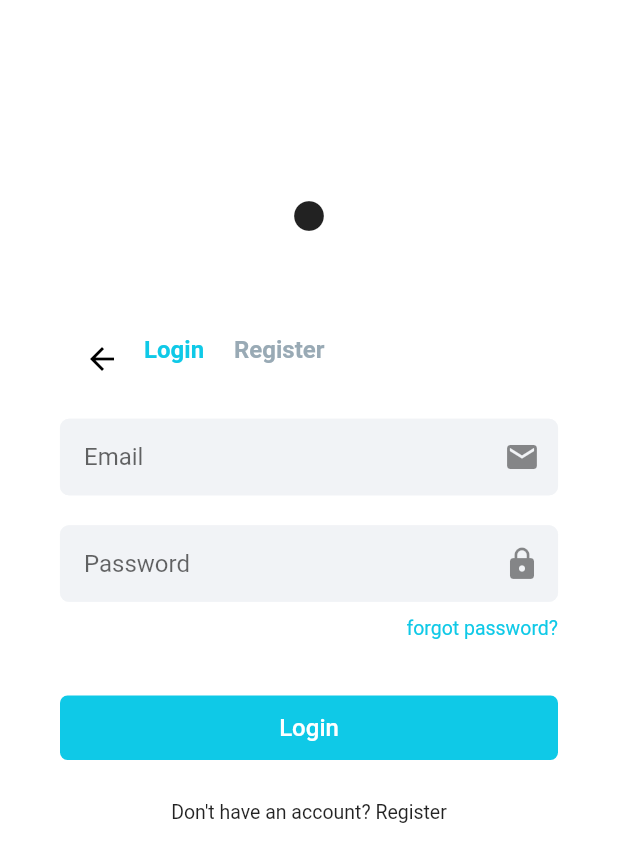
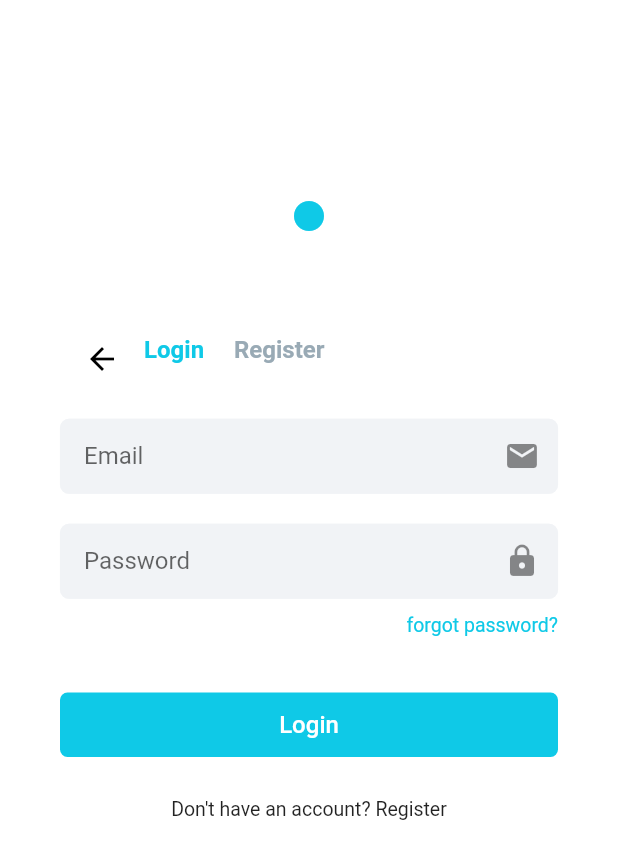
Before and after one commit to AymanProjects/SafeDine, a Flutter app: the AuthScreen screen opened directly, on a phone screen of 412 x 824 dp. Shown: the top 862 px of the screen. Run offline on Flutter 3.47's test engine with Material 2 defaults, Android fonts, the phone set to English and light mode, and no system bars; our stand-ins replace cached_network_image, cloud_firestore, firebase_auth, flash, flutter_screenutil, tab_indicator_styler; accounts and stored records are empty; network calls fail.

Commit message:
Updated bottons and fields to aviod null errors

```diff
--- a/lib/Screens/Authentication/AuthScreen.dart
+++ b/lib/Screens/Authentication/AuthScreen.dart
@@ -41,6 +41,8 @@ class _AuthScreenState extends State<AuthScreen>
                 child: Padding(
                     padding: EdgeInsets.only(top: 0),
                     child: AppLogo(
+                      color:
+                          Provider.of<AppTheme>(context, listen: false).primary,
                       size: 80,
                     )),
               ),
--- a/lib/Widgets/SafeDineButton.dart
+++ b/lib/Widgets/SafeDineButton.dart
@@ -5,19 +5,22 @@ class SafeDineButton extends StatelessWidget {
   final double fontSize;
   final Function function;
   final bool loading;
-  final Color color;
-  SafeDineButton({this.loading = false, this.text = '', this.function, @required this.fontSize,this.color});
+  Color color;
+  SafeDineButton({this.loading = false, this.text = '', this.function, this.fontSize=16,this.color});
 
   @override
   Widget build(BuildContext context) {
+    if(color==null)
+    color = Theme.of(context).primaryColor;
+
     return Container(
       width: double.infinity,
       child: FlatButton(
           shape: RoundedRectangleBorder(
               borderRadius: BorderRadius.all(Radius.circular(5))),
-          color: color == null ? Theme.of(context).primaryColor :
-          color,
-          disabledColor: Theme.of(context).primaryColor.withOpacity(0.3),
+          color: color,
+          highlightColor: Colors.black.withOpacity(0.15),
+          disabledColor: color.withOpacity(0.3),
           onPressed: loading ? null : function, //null to disable button
           child: Padding(
               padding: EdgeInsets.all(12),
--- a/lib/Widgets/SafeDineField.dart
+++ b/lib/Widgets/SafeDineField.dart
@@ -11,21 +11,29 @@ class SafeDineField extends StatelessWidget {
   final bool isEmail;
   final Icon icon;
   final bool enabled;
+  final double height;
+  final int maxLines;
   SafeDineField(
       {this.enabled = true,
       this.autoValidate = false,
-      this.hintText,
+      this.hintText = '',
       this.validator,
       this.onChanged,
+      this.height = 50,
       this.isPassword = false,
       this.isEmail = false,
-      this.icon});
+      this.icon,
+      this.maxLines = 1});
 
   @override
   Widget build(BuildContext context) {
-    return TextFormField(
+    return SizedBox(
+      height: height,
+      child: TextFormField(
         enabled: enabled,
-      style: TextStyle(fontSize: 16, ),
+        style: TextStyle(
+          fontSize: 16,
+        ),
         decoration: InputDecoration(
           hintText: hintText,
           errorMaxLines: 1,
@@ -34,20 +42,27 @@ class SafeDineField extends StatelessWidget {
           contentPadding: EdgeInsets.all(16.0),
           filled: true,
           fillColor: Provider.of<AppTheme>(context).darkWhite,
-
-        enabledBorder: border(context:context),
+          enabledBorder: border(context: context),
           focusedBorder: border(context: context, isSelected: true),
-        errorBorder: border(context:context),
-        disabledBorder: border(context:context),
+          errorBorder: border(context: context),
+          disabledBorder: border(context: context),
           focusedErrorBorder: border(context: context, isSelected: true),
         ),
         cursorColor: Theme.of(context).primaryColor,
         obscureText: isPassword ? true : false,
-      validator: validator,
+        validator: (val) {
+          if (validator != null)
+            return validator();
+          else
+            return null;
+        },
         autovalidate: autoValidate,
-      onChanged: onChanged,
-      maxLines: 1,
+        onChanged: (val) {
+          if (onChanged != null) onChanged(val);
+        },
+        maxLines: maxLines,
         keyboardType: isEmail ? TextInputType.emailAddress : TextInputType.text,
+      ),
     );
   }
 
@@ -55,7 +70,7 @@ class SafeDineField extends StatelessWidget {
     return OutlineInputBorder(
       borderRadius: BorderRadius.circular(6),
       borderSide: BorderSide(
-        color:Provider.of<AppTheme>(context).darkWhite,
+        color: Provider.of<AppTheme>(context).darkWhite,
         width: 0.5,
         style: BorderStyle.solid,
       ),
```
Lines whose indentation alone changed are shown as unchanged.
